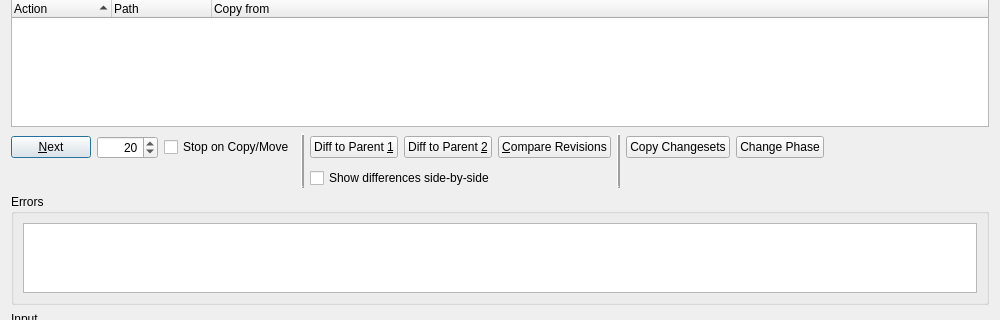
Qt form Plugins/VcsPlugins/vcsMercurial/HgLogBrowserDialog.ui (testmana2/test) before a commit; both pictures show x 0 to 1000 and y 352 to 672 of the 1000 by 800 pixel window.
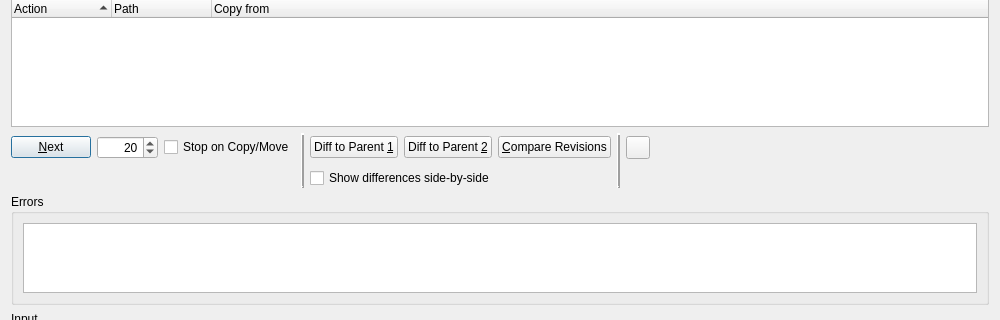
The same form after that commit. Custom widgets are drawn as their Qt base class.

Commit message: Enhanced the Mercurial tag dialog and extended the Mercurial log browser to allow tagging of a specific revision

The edit to the form file:
```diff
--- a/Plugins/VcsPlugins/vcsMercurial/HgLogBrowserDialog.ui
+++ b/Plugins/VcsPlugins/vcsMercurial/HgLogBrowserDialog.ui
@@ -342,31 +342,7 @@
        </property>
       </widget>
      </item>
-     <item row="0" column="8">
-      <widget class="QPushButton" name="graftButton">
-       <property name="toolTip">
-        <string>Press to copy the selected changesets to the current branch</string>
-       </property>
-       <property name="text">
-        <string>Copy Changesets</string>
-       </property>
-      </widget>
-     </item>
      <item row="0" column="9">
-      <widget class="QPushButton" name="phaseButton">
-       <property name="toolTip">
-        <string>Change the phase of the selected revisions</string>
-       </property>
-       <property name="whatsThis">
-        <string>&lt;b&gt;Change Phase&lt;/b&gt;
-&lt;p&gt;This changes the phase of the selected revisions. The selected revisions have to have the same current phase.&lt;/p&gt;</string>
-       </property>
-       <property name="text">
-        <string>Change Phase</string>
-       </property>
-      </widget>
-     </item>
-     <item row="0" column="10">
       <spacer>
        <property name="orientation">
         <enum>Qt::Horizontal</enum>
@@ -389,6 +365,16 @@
        </property>
       </widget>
      </item>
+     <item row="0" column="8">
+      <widget class="QToolButton" name="actionsButton">
+       <property name="toolTip">
+        <string>Select action from menu</string>
+       </property>
+       <property name="popupMode">
+        <enum>QToolButton::InstantPopup</enum>
+       </property>
+      </widget>
+     </item>
     </layout>
    </item>
    <item>
```
Left out of the diff: 28 changed lines with no effect on the pictures. The commit also changes 24 other files.
